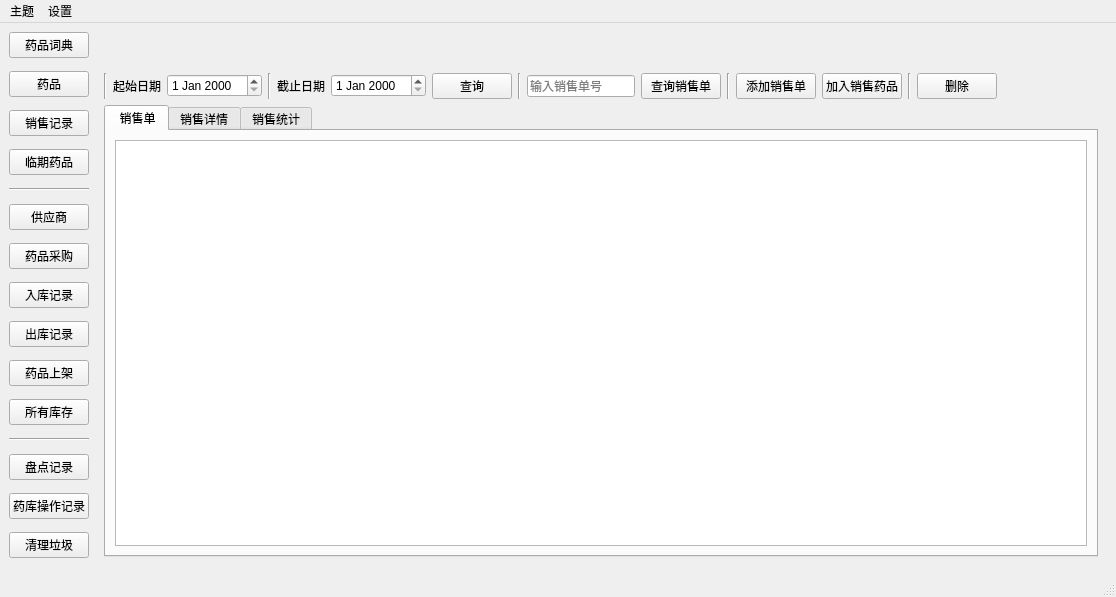
Before: the Qt Designer form ui_app/mainwondows.ui in live1089/pharmacy_system, drawn with Qt 5.
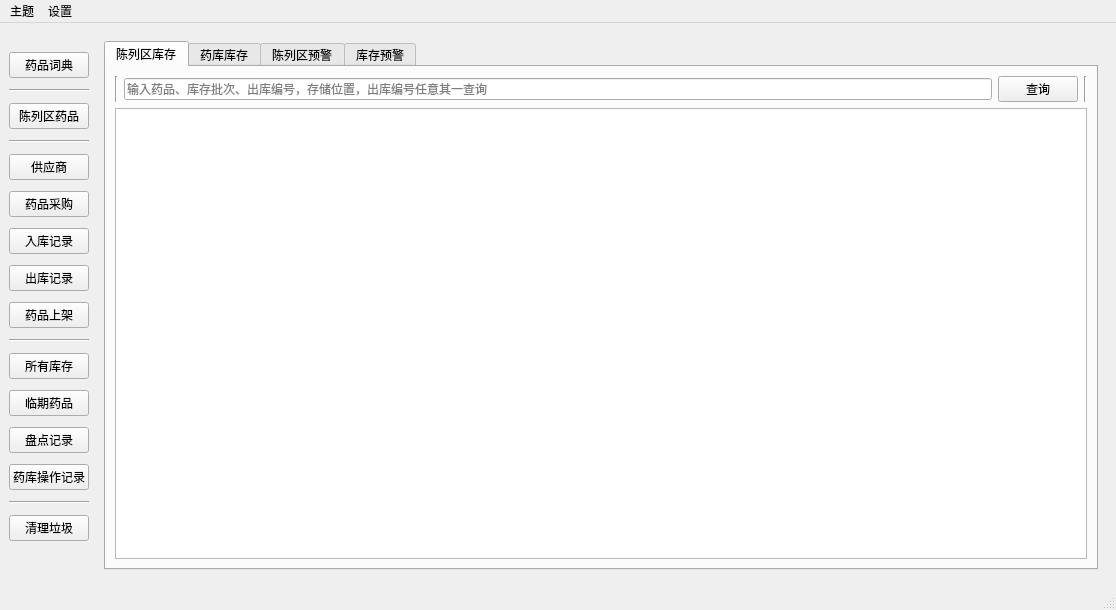
After: the same form once the commit is applied. The open tabs and pages were chosen to show the change. Icons and pictures are not drawn.

Diff of the .ui file:
```diff
--- a/ui_app/mainwondows.ui
+++ b/ui_app/mainwondows.ui
@@ -7,7 +7,7 @@
     <x>0</x>
     <y>0</y>
     <width>1116</width>
-    <height>597</height>
+    <height>610</height>
    </rect>
   </property>
   <property name="windowTitle">
@@ -27,30 +27,40 @@
       <property name="bottomMargin">
        <number>0</number>
       </property>
+      <item>
+       <spacer name="verticalSpacer_2">
+        <property name="orientation">
+         <enum>Qt::Orientation::Vertical</enum>
+        </property>
+        <property name="sizeType">
+         <enum>QSizePolicy::Policy::Fixed</enum>
+        </property>
+        <property name="sizeHint" stdset="0">
+         <size>
+          <width>20</width>
+          <height>15</height>
+         </size>
+        </property>
+       </spacer>
+      </item>
+      <item>
+       <widget class="QPushButton" name="drug_dic_btn">
+        <property name="text">
+         <string>药品词典</string>
+        </property>
+       </widget>
+      </item>
+      <item>
+       <widget class="Line" name="line_39">
+        <property name="orientation">
+         <enum>Qt::Orientation::Horizontal</enum>
+        </property>
+       </widget>
+      </item>
       <item>
        <widget class="QPushButton" name="medicine">
         <property name="text">
-         <string>药品</string>
-        </property>
-       </widget>
-      </item>
-      <item>
-       <widget class="QPushButton" name="sales_records">
-        <property name="text">
-         <string>销售记录</string>
-        </property>
-       </widget>
-      </item>
-      <item>
-       <widget class="QPushButton" name="expiring_medicine">
-        <property name="sizePolicy">
-         <sizepolicy hsizetype="Minimum" vsizetype="Fixed">
-          <horstretch>0</horstretch>
-          <verstretch>0</verstretch>
-         </sizepolicy>
-        </property>
-        <property name="text">
-         <string>临期药品</string>
+         <string>陈列区药品</string>
         </property>
        </widget>
       </item>
@@ -108,6 +118,13 @@
         </property>
        </widget>
       </item>
+      <item>
+       <widget class="Line" name="line_3">
+        <property name="orientation">
+         <enum>Qt::Orientation::Horizontal</enum>
+        </property>
+       </widget>
+      </item>
       <item>
        <widget class="QPushButton" name="stock_in_all_btn">
         <property name="text">
@@ -116,9 +133,15 @@
        </widget>
       </item>
       <item>
-       <widget class="Line" name="line_3">
-        <property name="orientation">
-         <enum>Qt::Orientation::Horizontal</enum>
+       <widget class="QPushButton" name="expiring_medicine">
+        <property name="sizePolicy">
+         <sizepolicy hsizetype="Minimum" vsizetype="Fixed">
+          <horstretch>0</horstretch>
+          <verstretch>0</verstretch>
+         </sizepolicy>
+        </property>
+        <property name="text">
+         <string>临期药品</string>
         </property>
        </widget>
       </item>
@@ -136,6 +159,13 @@
         </property>
        </widget>
       </item>
+      <item>
+       <widget class="Line" name="line">
+        <property name="orientation">
+         <enum>Qt::Orientation::Horizontal</enum>
+        </property>
+       </widget>
+      </item>
       <item>
        <widget class="QPushButton" name="clear_btn">
         <property name="text">
@@ -143,6 +173,22 @@
         </property>
        </widget>
       </item>
+      <item>
+       <spacer name="verticalSpacer_3">
+        <property name="orientation">
+         <enum>Qt::Orientation::Vertical</enum>
+        </property>
+        <property name="sizeType">
+         <enum>QSizePolicy::Policy::Fixed</enum>
+        </property>
+        <property name="sizeHint" stdset="0">
+         <size>
+          <width>20</width>
+          <height>17</height>
+         </size>
+        </property>
+       </spacer>
+      </item>
      </layout>
     </item>
     <item row="1" column="1">
@@ -532,22 +578,59 @@
         </widget>
         <widget class="QWidget" name="page_4">
          <layout class="QGridLayout" name="gridLayout_6">
-          <item row="1" column="1">
-           <layout class="QGridLayout" name="gridLayout_5">
             <item row="0" column="0">
-             <widget class="QTabWidget" name="tabWidget">
+           <widget class="QTabWidget" name="early_warning_of_the_drug_store_tabWidget">
+            <property name="enabled">
+             <bool>true</bool>
+            </property>
               <property name="currentIndex">
                <number>0</number>
               </property>
               <widget class="QWidget" name="tab_2">
                <attribute name="title">
-                <string> 销售单</string>
-               </attribute>
-               <layout class="QGridLayout" name="gridLayout_38">
+              <string>陈列区库存</string>
+             </attribute>
+             <layout class="QGridLayout" name="gridLayout_19">
                 <item row="0" column="0">
-                 <layout class="QGridLayout" name="gridLayout_37">
+               <layout class="QGridLayout" name="gridLayout_5">
+                <item row="1" column="0">
+                 <widget class="QTableView" name="shelves_stock_tableView">
+                  <property name="enabled">
+                   <bool>true</bool>
+                  </property>
+                 </widget>
+                </item>
                   <item row="0" column="0">
-                   <widget class="QTableView" name="sales_lists_tableView"/>
+                 <layout class="QHBoxLayout" name="horizontalLayout_4">
+                  <item>
+                   <widget class="Line" name="line_19">
+                    <property name="orientation">
+                     <enum>Qt::Orientation::Vertical</enum>
+                    </property>
+                   </widget>
+                  </item>
+                  <item>
+                   <widget class="QLineEdit" name="display_area_inquiry_lineEdit">
+                    <property name="placeholderText">
+                     <string>输入药品、库存批次、出库编号，存储位置，出库编号任意其一查询</string>
+                    </property>
+                   </widget>
+                  </item>
+                  <item>
+                   <widget class="QPushButton" name="display_area_inquiry_btn">
+                    <property name="text">
+                     <string>查询</string>
+                    </property>
+                   </widget>
+                  </item>
+                  <item>
+                   <widget class="Line" name="line_20">
+                    <property name="orientation">
+                     <enum>Qt::Orientation::Vertical</enum>
+                    </property>
+                   </widget>
+                  </item>
+                 </layout>
                   </item>
                  </layout>
                 </item>
@@ -555,70 +638,18 @@
               </widget>
               <widget class="QWidget" name="tab_3">
                <attribute name="title">
-                <string>销售详情</string>
+              <string>药库库存</string>
                </attribute>
                <layout class="QGridLayout" name="gridLayout_20">
+              <item row="1" column="0">
+               <layout class="QGridLayout" name="gridLayout_37">
                 <item row="0" column="0">
-                 <layout class="QGridLayout" name="gridLayout_19">
-                  <item row="0" column="0">
-                   <widget class="QTableView" name="sales_records_tableView"/>
+                 <widget class="QTableView" name="stock_all_tableView"/>
                   </item>
                  </layout>
                 </item>
-               </layout>
-              </widget>
-              <widget class="QWidget" name="tab_4">
-               <attribute name="title">
-                <string>销售统计</string>
-               </attribute>
-              </widget>
-             </widget>
-            </item>
-           </layout>
-          </item>
-          <item row="0" column="1">
+              <item row="0" column="0">
            <layout class="QHBoxLayout" name="horizontalLayout_7">
-            <item>
-             <widget class="Line" name="line_19">
-              <property name="orientation">
-               <enum>Qt::Orientation::Vertical</enum>
-              </property>
-             </widget>
-            </item>
-            <item>
-             <widget class="QLabel" name="label">
-              <property name="text">
-               <string>起始日期</string>
-              </property>
-             </widget>
-            </item>
-            <item>
-             <widget class="QDateEdit" name="sales_records_dateEdit_start"/>
-            </item>
-            <item>
-             <widget class="Line" name="line">
-              <property name="orientation">
-               <enum>Qt::Orientation::Vertical</enum>
-              </property>
-             </widget>
-            </item>
-            <item>
-             <widget class="QLabel" name="label_2">
-              <property name="text">
-               <string>截止日期</string>
-              </property>
-             </widget>
-            </item>
-            <item>
-             <widget class="QDateEdit" name="sales_records_dateEdit_deadline"/>
-            </item>
-            <item>
-             <widget class="QPushButton" name="sales_records_btn">
-              <property name="text">
-               <string>查询</string>
-              </property>
-             </widget>
-            </item>
             <item>
              <widget class="Line" name="line_21">
               <property name="orientation">
@@ -629,14 +660,14 @@
             <item>
              <widget class="QLineEdit" name="sales_records_lineEdit">
               <property name="placeholderText">
-               <string>输入销售单号</string>
+                   <string>输入药品、库存批次、存储位置任意其一查询</string>
               </property>
              </widget>
             </item>
             <item>
              <widget class="QPushButton" name="sales_rec_btn">
               <property name="text">
-               <string>查询销售单</string>
+                   <string>查询</string>
               </property>
              </widget>
             </item>
@@ -647,48 +678,39 @@
               </property>
              </widget>
             </item>
-            <item>
-             <widget class="QPushButton" name="add_sell_list_btn">
-              <property name="text">
-               <string>添加销售单</string>
-              </property>
-             </widget>
-            </item>
-            <item>
-             <widget class="QPushButton" name="sell_drug_btn">
-              <property name="text">
-               <string>加入销售药品</string>
-              </property>
-             </widget>
-            </item>
-            <item>
-             <widget class="Line" name="line_20">
-              <property name="orientation">
-               <enum>Qt::Orientation::Vertical</enum>
-              </property>
-             </widget>
-            </item>
-            <item>
-             <widget class="QPushButton" name="sell_del_btn">
-              <property name="text">
-               <string>删除</string>
-              </property>
-             </widget>
-            </item>
-            <item>
-             <spacer name="horizontalSpacer">
-              <property name="orientation">
-               <enum>Qt::Orientation::Horizontal</enum>
-              </property>
-              <property name="sizeHint" stdset="0">
-               <size>
-                <width>40</width>
-                <height>20</height>
-               </size>
-              </property>
-             </spacer>
-            </item>
-           </layout>
+               </layout>
+              </item>
+             </layout>
+            </widget>
+            <widget class="QWidget" name="tab_4">
+             <attribute name="title">
+              <string>陈列区预警</string>
+             </attribute>
+             <layout class="QGridLayout" name="gridLayout_38">
+              <item row="0" column="0">
+               <layout class="QGridLayout" name="gridLayout_45">
+                <item row="0" column="0">
+                 <widget class="QTableView" name="warning_display_area_tableView"/>
+                </item>
+               </layout>
+              </item>
+             </layout>
+            </widget>
+            <widget class="QWidget" name="tab_5">
+             <attribute name="title">
+              <string>库存预警</string>
+             </attribute>
+             <layout class="QGridLayout" name="gridLayout_47">
+              <item row="0" column="0">
+               <layout class="QGridLayout" name="gridLayout_46">
+                <item row="0" column="0">
+                 <widget class="QTableView" name="stock_warning_drug_tableView"/>
+                </item>
+               </layout>
+              </item>
+             </layout>
+            </widget>
+           </widget>
           </item>
          </layout>
         </widget>
@@ -1469,13 +1491,6 @@
       </item>
      </layout>
     </item>
-    <item row="0" column="0">
-     <widget class="QPushButton" name="drug_dic_btn">
-      <property name="text">
-       <string>药品词典</string>
-      </property>
-     </widget>
-    </item>
    </layout>
   </widget>
   <widget class="QMenuBar" name="menubar">
```
Left out of the diff: 4 changed lines with no effect on the pictures. Lines whose indentation alone changed are shown as unchanged.
